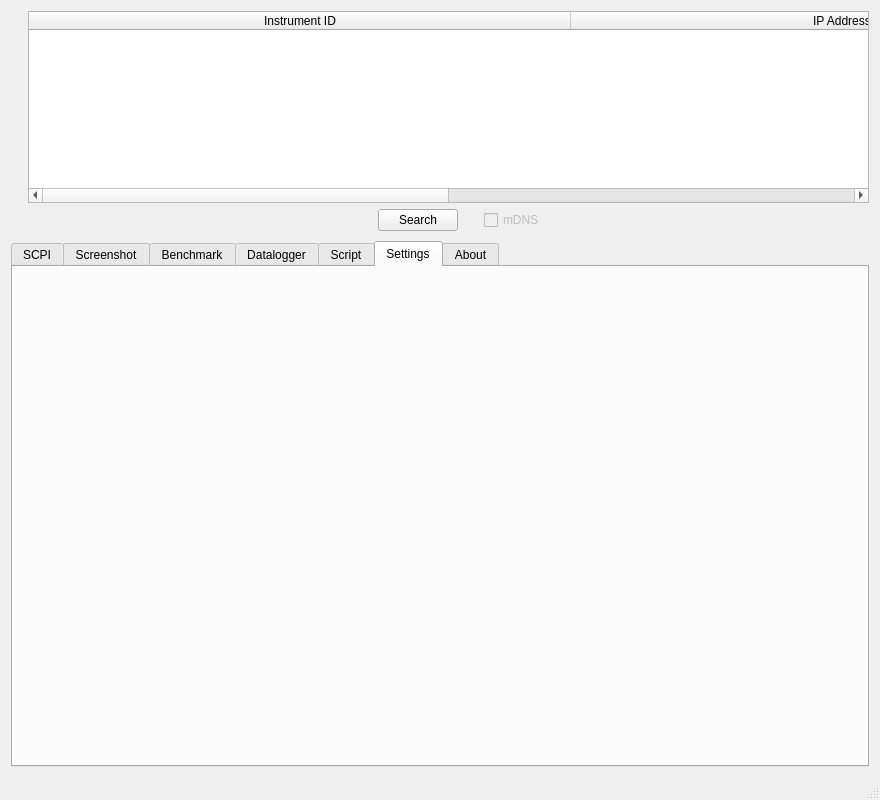
Above: src/gui/lxi-gui/mainwindow.ui from lxi-tools/lxi-tools before the change. Below: the same form after it.
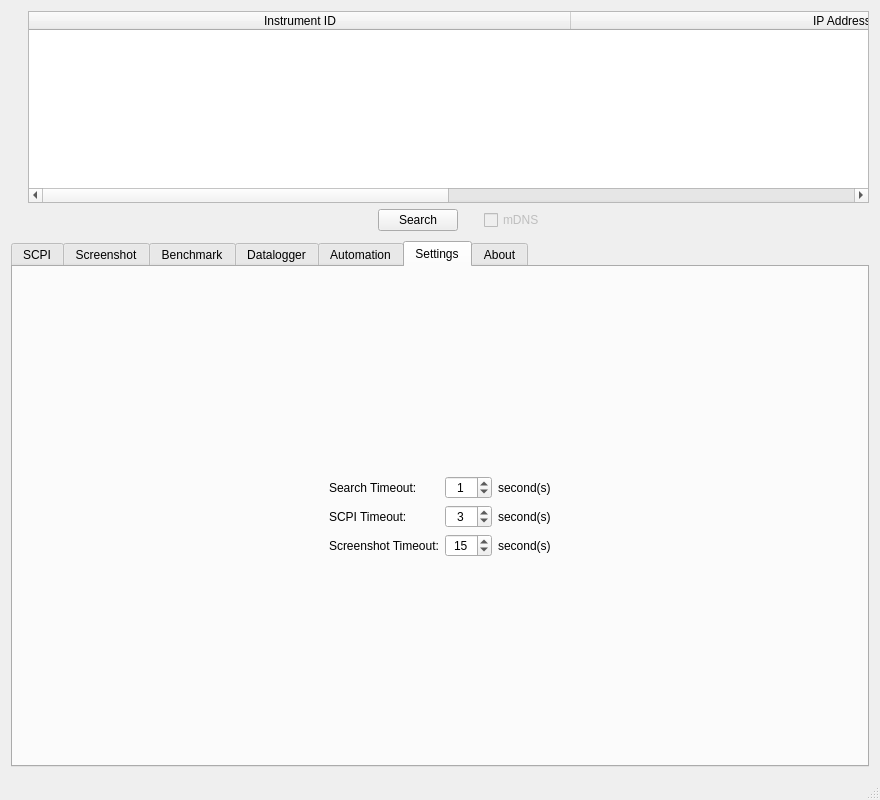
That is the form after the change. The open tabs and pages were chosen to show the change. Icons and pictures are not drawn.

Commit message: lxi-gui: Add settings

```diff
--- a/src/gui/lxi-gui/mainwindow.ui
+++ b/src/gui/lxi-gui/mainwindow.ui
@@ -720,13 +720,152 @@
       </widget>
       <widget class="QWidget" name="tab_6">
        <attribute name="title">
-        <string>Script</string>
+        <string>Automation</string>
        </attribute>
       </widget>
       <widget class="QWidget" name="tab_7">
        <attribute name="title">
         <string>Settings</string>
        </attribute>
+       <layout class="QGridLayout" name="gridLayout_6">
+        <item row="0" column="1">
+         <spacer name="verticalSpacer_8">
+          <property name="orientation">
+           <enum>Qt::Vertical</enum>
+          </property>
+          <property name="sizeHint" stdset="0">
+           <size>
+            <width>20</width>
+            <height>164</height>
+           </size>
+          </property>
+         </spacer>
+        </item>
+        <item row="1" column="0">
+         <spacer name="horizontalSpacer_14">
+          <property name="orientation">
+           <enum>Qt::Horizontal</enum>
+          </property>
+          <property name="sizeHint" stdset="0">
+           <size>
+            <width>273</width>
+            <height>20</height>
+           </size>
+          </property>
+         </spacer>
+        </item>
+        <item row="1" column="1">
+         <layout class="QGridLayout" name="gridLayout_5">
+          <item row="0" column="0">
+           <widget class="QLabel" name="label_17">
+            <property name="text">
+             <string>Search Timeout:</string>
+            </property>
+           </widget>
+          </item>
+          <item row="0" column="1">
+           <widget class="QSpinBox" name="spinBox_SearchTimeout">
+            <property name="alignment">
+             <set>Qt::AlignCenter</set>
+            </property>
+            <property name="maximum">
+             <number>999</number>
+            </property>
+            <property name="value">
+             <number>1</number>
+            </property>
+           </widget>
+          </item>
+          <item row="0" column="2">
+           <widget class="QLabel" name="label_16">
+            <property name="text">
+             <string>second(s)</string>
+            </property>
+           </widget>
+          </item>
+          <item row="1" column="0">
+           <widget class="QLabel" name="label_7">
+            <property name="text">
+             <string>SCPI Timeout:</string>
+            </property>
+           </widget>
+          </item>
+          <item row="1" column="1">
+           <widget class="QSpinBox" name="spinBox_SCPITimeout">
+            <property name="alignment">
+             <set>Qt::AlignCenter</set>
+            </property>
+            <property name="maximum">
+             <number>999</number>
+            </property>
+            <property name="value">
+             <number>3</number>
+            </property>
+           </widget>
+          </item>
+          <item row="1" column="2">
+           <widget class="QLabel" name="label_14">
+            <property name="text">
+             <string>second(s)</string>
+            </property>
+           </widget>
+          </item>
+          <item row="2" column="0">
+           <widget class="QLabel" name="label_13">
+            <property name="text">
+             <string>Screenshot Timeout:</string>
+            </property>
+           </widget>
+          </item>
+          <item row="2" column="1">
+           <widget class="QSpinBox" name="spinBox_ScreenshotTimeout">
+            <property name="alignment">
+             <set>Qt::AlignCenter</set>
+            </property>
+            <property name="maximum">
+             <number>999</number>
+            </property>
+            <property name="value">
+             <number>15</number>
+            </property>
+           </widget>
+          </item>
+          <item row="2" column="2">
+           <widget class="QLabel" name="label_15">
+            <property name="text">
+             <string>second(s)</string>
+            </property>
+           </widget>
+          </item>
+         </layout>
+        </item>
+        <item row="1" column="2">
+         <spacer name="horizontalSpacer_13">
+          <property name="orientation">
+           <enum>Qt::Horizontal</enum>
+          </property>
+          <property name="sizeHint" stdset="0">
+           <size>
+            <width>272</width>
+            <height>20</height>
+           </size>
+          </property>
+         </spacer>
+        </item>
+        <item row="2" column="1">
+         <spacer name="verticalSpacer_9">
+          <property name="orientation">
+           <enum>Qt::Vertical</enum>
+          </property>
+          <property name="sizeHint" stdset="0">
+           <size>
+            <width>20</width>
+            <height>163</height>
+           </size>
+          </property>
+         </spacer>
+        </item>
+       </layout>
       </widget>
       <widget class="QWidget" name="tab_8">
        <attribute name="title">
```
Left out of the diff: 22 changed lines with no effect on the pictures. The commit also changes 3 other files.
